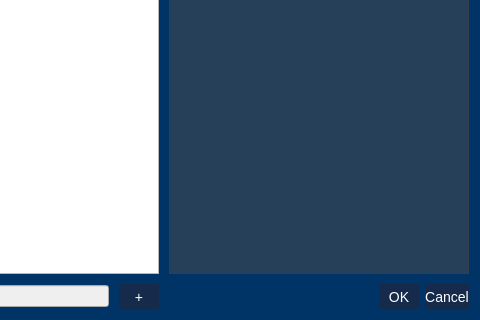
The window that gui/experiment_dialog.ui (SilMon/NucDetect) describes before a commit, drawn with Qt 5; both pictures show x 768 to 1248 and y 579 to 899 of the 1248 by 899 pixel window.
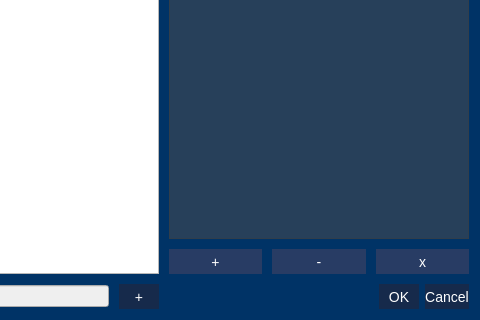
The same window after the commit.

Commit message: Improvement of experiment and group dialogs, breakdown of NucDetect class

What changed in the file:
```diff
--- a/gui/experiment_dialog.ui
+++ b/gui/experiment_dialog.ui
@@ -6,8 +6,8 @@
    <rect>
     <x>0</x>
     <y>0</y>
-    <width>1175</width>
-    <height>866</height>
+    <width>1241</width>
+    <height>887</height>
    </rect>
   </property>
   <property name="windowTitle">
@@ -238,6 +238,40 @@
          </property>
         </widget>
        </item>
+       <item>
+        <layout class="QHBoxLayout" name="horizontalLayout_5">
+         <item>
+          <widget class="QPushButton" name="btn_images_add">
+           <property name="enabled">
+            <bool>false</bool>
+           </property>
+           <property name="text">
+            <string>+</string>
+           </property>
+          </widget>
+         </item>
+         <item>
+          <widget class="QPushButton" name="btn_images_remove">
+           <property name="enabled">
+            <bool>false</bool>
+           </property>
+           <property name="text">
+            <string>-</string>
+           </property>
+          </widget>
+         </item>
+         <item>
+          <widget class="QPushButton" name="btn_images_clear">
+           <property name="enabled">
+            <bool>false</bool>
+           </property>
+           <property name="text">
+            <string>x</string>
+           </property>
+          </widget>
+         </item>
+        </layout>
+       </item>
        <item>
         <widget class="QDialogButtonBox" name="buttonBox">
          <property name="orientation">
```
Left out of the diff: 2 changed lines with no effect on the pictures. The commit also changes 7 other files.
